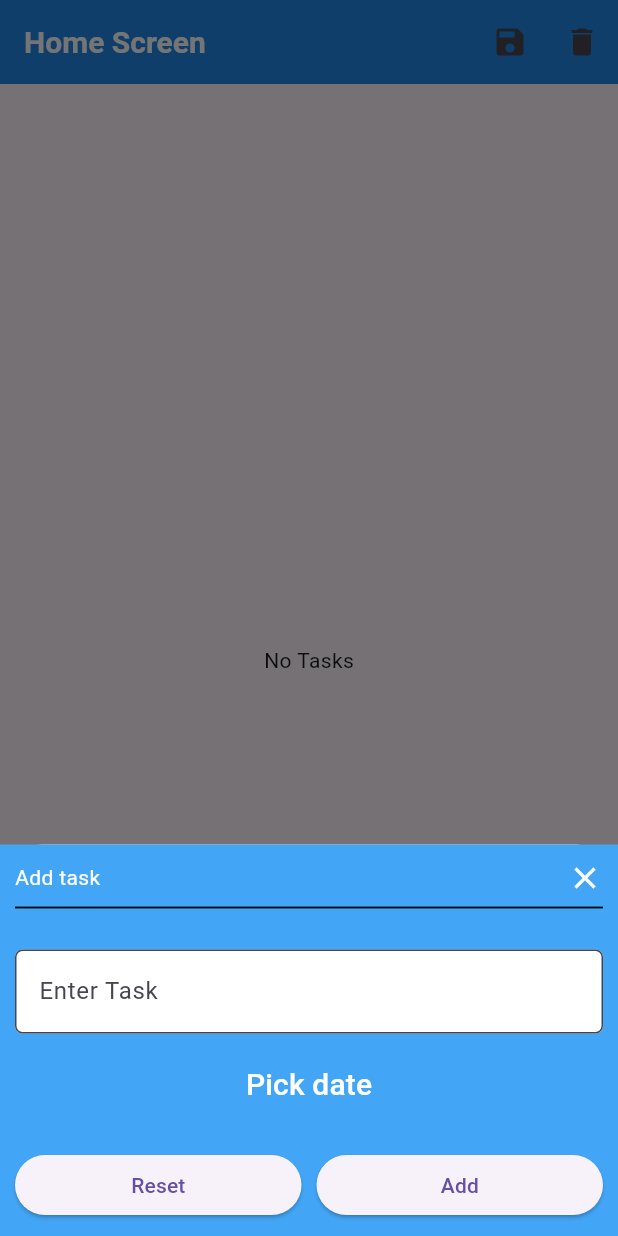
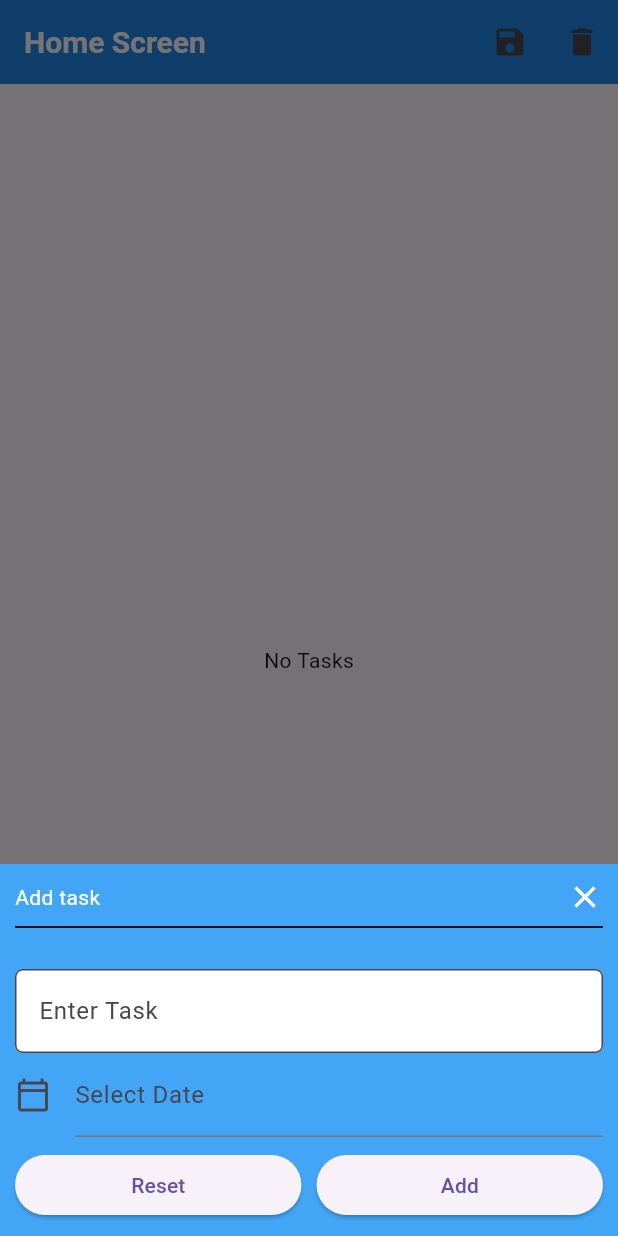
Before and after one commit to mmanrus/Task_manager_app, a Flutter app: the screen it shows after launch, after a tap on the "add" icon, on a phone screen of 412 x 824 dp. Run offline on Flutter 3.47's test engine with Material 3 defaults, Android fonts, the phone set to English and light mode, and no system bars; our stand-ins replace shared_preferences.

Commit message:
Displaying the date format after selecting a date in the datepicker done,, next Task is displaying it to the body"

```diff
--- a/lib/main.dart
+++ b/lib/main.dart
@@ -1,6 +1,5 @@
 import 'package:flutter/material.dart';
 import 'screens/home_screen.dart';
-
 
 void main() => runApp(MyApp());
 
--- a/lib/screens/home_screen.dart
+++ b/lib/screens/home_screen.dart
@@ -1,6 +1,7 @@
 import 'package:flutter/material.dart';
 import 'package:shared_preferences/shared_preferences.dart';
 import 'dart:convert';
+import 'package:intl/intl.dart';
 
 class Task {
   final String task;
@@ -27,13 +28,18 @@ class HomeScreen extends StatefulWidget {
 
 class _HomeScreenState extends State<HomeScreen> {
   late TextEditingController _taskController;
+  late TextEditingController _dateController;
   late List<Task> _tasks;
   late List<bool> _taskDone;
+  DateTime? _selectedDate;
+
+  final GlobalKey<ScaffoldState> _scaffoldKey = GlobalKey<ScaffoldState>();
 
   @override
   void initState() {
     super.initState();
     _taskController = TextEditingController();
+    _dateController = TextEditingController();
 
     // Initialize tasks with example data
     _tasks = [
@@ -49,6 +55,7 @@ class _HomeScreenState extends State<HomeScreen> {
   @override
   void dispose() {
     _taskController.dispose();
+    _dateController.dispose();
     super.dispose();
   }
 
@@ -62,8 +69,9 @@ class _HomeScreenState extends State<HomeScreen> {
     prefs.setString('task', json.encode(list));
 
     _taskController.text = ''; // Clear the input field
+    _dateController.text = '';
     _getTasks(); // Refresh the task list
-    Navigator.of(context).pop();
+    Navigator.of(_scaffoldKey.currentContext!).pop(); // Close the modal bottom sheet
   }
 
   void _getTasks() async {
@@ -75,33 +83,39 @@ class _HomeScreenState extends State<HomeScreen> {
     setState(() {});
   }
 
-  void updatePendingTaskList() async{
+  void updatePendingTaskList() async {
     SharedPreferences prefs = await SharedPreferences.getInstance();
     List<Task> pendingList = [];
 
-    for (var i = 0 ; i < _tasks.length; i++) {
+    for (var i = 0; i < _tasks.length; i++) {
       if (!_taskDone[i]) pendingList.add(_tasks[i]);
     }
     var pendingListEncoded = List.generate(
-        pendingList.length, (i) => json.encode(pendingList[i].getMap())
-    );
+        pendingList.length, (i) => json.encode(pendingList[i].getMap()));
 
     prefs.setString('task', json.encode(pendingListEncoded));
 
     _getTasks();
   }
 
-  void _showDatePicker() {
-    showDatePicker(
+  void _showDatePicker() async {
+    DateTime? pickedDate = await showDatePicker(
       context: context,
+      initialDate: DateTime.now(),
       firstDate: DateTime.now(),
       lastDate: DateTime(DateTime.now().year + 1, DateTime.now().month, DateTime.now().day),
     );
+    if (pickedDate != null) {
+      setState(() {
+        _dateController.text = DateFormat('yyyy-MM-dd').format(pickedDate);
+      });
+    }
   }
 
   @override
   Widget build(BuildContext context) {
     return Scaffold(
+      key: _scaffoldKey, // Assign key to Scaffold
       appBar: AppBar(
         title: Text(
           'Home Screen',
@@ -114,7 +128,7 @@ class _HomeScreenState extends State<HomeScreen> {
         actions: [
           IconButton(
             onPressed: updatePendingTaskList,
-              icon: Icon(Icons.save)
+            icon: Icon(Icons.save),
           ),
           IconButton(
             onPressed: () async {
@@ -123,7 +137,7 @@ class _HomeScreenState extends State<HomeScreen> {
 
               _getTasks();
             },
-              icon: Icon(Icons.delete)
+            icon: Icon(Icons.delete),
           ),
         ],
         backgroundColor: Colors.blue[600], // Set your desired color here
@@ -170,13 +184,13 @@ class _HomeScreenState extends State<HomeScreen> {
       floatingActionButton: FloatingActionButton(
         child: Icon(Icons.add),
         backgroundColor: Colors.blue[600],
-        onPressed: () => showModalBottomSheet(
-          context: context,
+        onPressed: () {
+          showModalBottomSheet(
+            context: _scaffoldKey.currentContext!,
             builder: (BuildContext context) {
               return Container(
                 padding: const EdgeInsets.all(10.0),
                 color: Colors.blue[400],
-              child: SingleChildScrollView(
                 child: Column(
                   mainAxisSize: MainAxisSize.min,
                   children: [
@@ -185,7 +199,9 @@ class _HomeScreenState extends State<HomeScreen> {
                       children: [
                         Text('Add task', style: TextStyle(color: Colors.white)),
                         GestureDetector(
-                          onTap: () => Navigator.of(context).pop(),
+                          onTap: () {
+                            Navigator.of(_scaffoldKey.currentContext!).pop(); // Close modal
+                          },
                           child: Icon(Icons.close, color: Colors.white),
                         ),
                       ],
@@ -207,19 +223,19 @@ class _HomeScreenState extends State<HomeScreen> {
                         hintText: 'Enter Task',
                       ),
                     ),
-                    MaterialButton(
-                      onPressed: _showDatePicker,
-                      child:
-                      const Padding (
-                        padding: EdgeInsets.all(20.0),
-                        child: Text(
-                          'Pick date',
-                          style: TextStyle(
-                            color: Colors.white,
-                            fontSize: 20,
+                    Row(
+                      children: [
+                        Expanded(
+                          child: TextField(
+                            controller: _dateController,
+                            decoration: const InputDecoration(
+                              icon: Icon(Icons.calendar_today_outlined),
+                              labelText: "Select Date",
+                            ),
+                            onTap: _showDatePicker,
                           ),
                         ),
-                      ),
+                      ],
                     ),
                     SizedBox(height: 8.0),
                     Row(
@@ -241,10 +257,10 @@ class _HomeScreenState extends State<HomeScreen> {
                     ),
                   ],
                 ),
-              ),
               );
             },
-        ),
+          );
+        },
       ),
     );
   }
--- /dev/null
+++ b/lib/screens/model/task.dart
@@ -0,0 +1 @@
+// TODO Implement this library.
--- a/pubspec.yaml
+++ b/pubspec.yaml
@@ -30,6 +30,7 @@ environment:
 dependencies:
   flutter:
     sdk: flutter
+  intl: ^0.17.0
 
 
   # The following adds the Cupertino Icons font to your application.
```
Also changed, not shown: pubspec.lock. Lines whose indentation alone changed are shown as unchanged.
